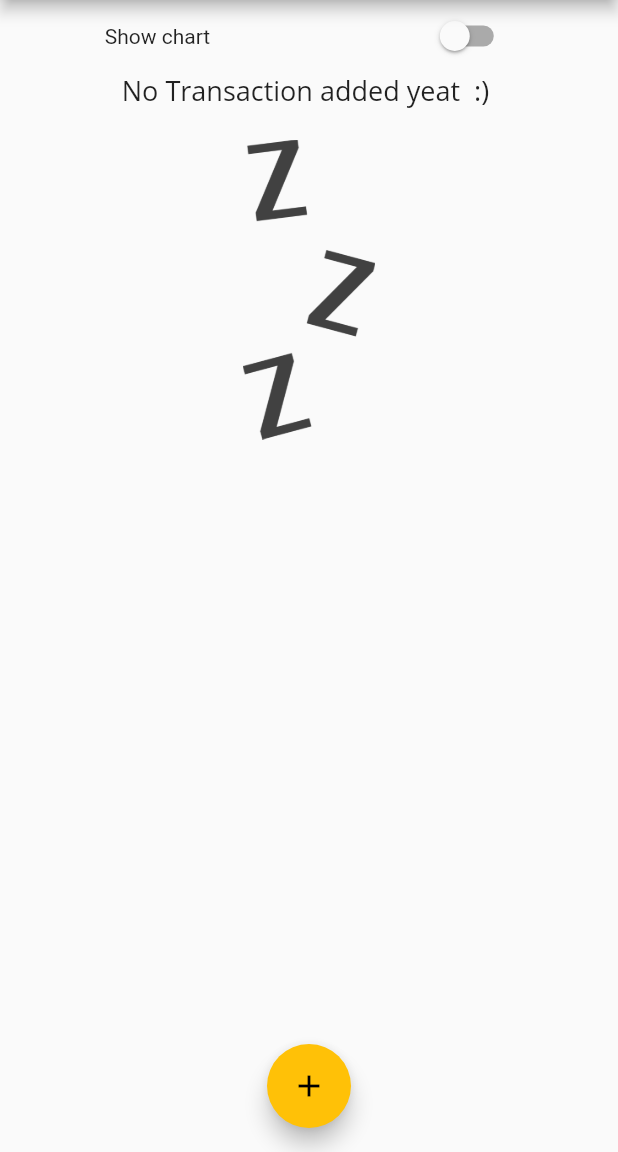
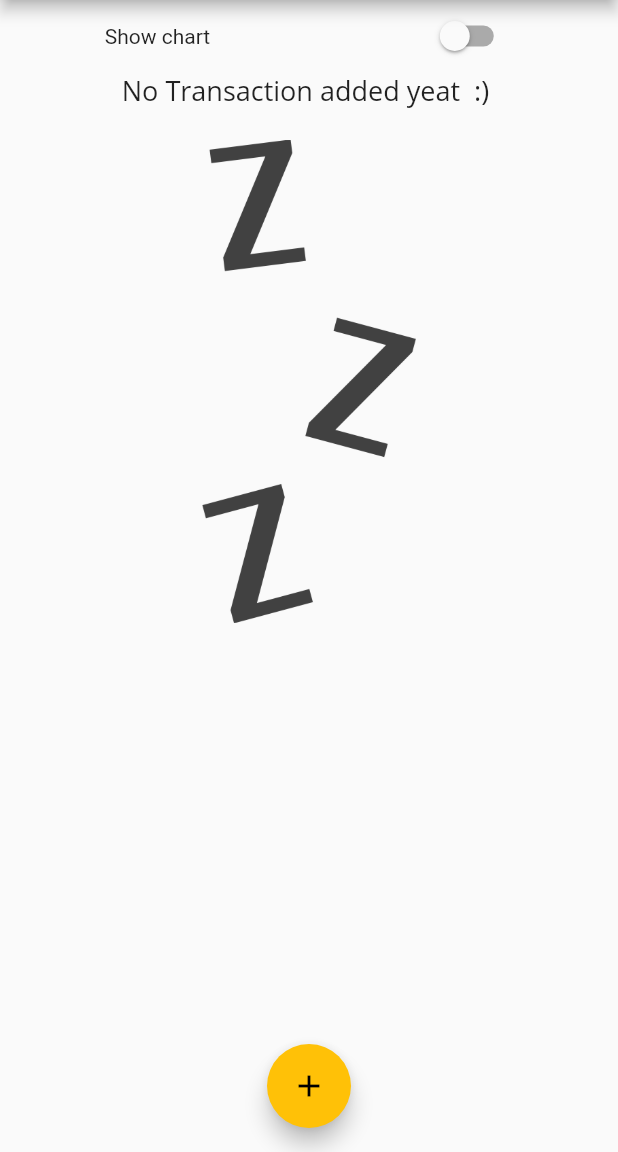
Before and after one commit to shafinr23/expense-app, a Flutter app: the screen it shows after launch, on a phone screen of 412 x 824 dp, the part 84-1236 px from its top. Run offline on Flutter 3.47's test engine with Material 2 defaults, Android fonts, the phone set to English and light mode, and no system bars.

Commit message:
finishing lanscape mode

```diff
--- a/lib/main.dart
+++ b/lib/main.dart
@@ -145,7 +145,7 @@ class _MyHomePageState extends State<MyHomePage> {
                     height: (MediaQuery.of(context).size.height -
                             appBar.preferredSize.height -
                             MediaQuery.of(context).padding.top) *
-                        0.3,
+                        0.7,
                     child: Chart(_recentTransactions),
                   )
                 : Container(
--- a/lib/widgets/transaction_list.dart
+++ b/lib/widgets/transaction_list.dart
@@ -7,14 +7,16 @@ class TransactionList extends StatelessWidget {
   final List<Transaction> transactions;
   final Function deleteTx;
 
-  TransactionList(this.transactions,this.deleteTx);
+  TransactionList(this.transactions, this.deleteTx);
 
   @override
   Widget build(BuildContext context) {
     return Container(
       height: 450,
       child: transactions.isEmpty
-          ? Column(
+          ? LayoutBuilder(
+              builder: (ctx, constraints) {
+                return Column(
                   children: <Widget>[
                     Text(
                       'No Transaction added yeat  :) ',
@@ -24,10 +26,12 @@ class TransactionList extends StatelessWidget {
                       height: 20,
                     ),
                     Container(
-                    height: 200,
+                        height: constraints.maxHeight * 0.6,
                         child: Image.asset('assets/images/waiting.png',
                             fit: BoxFit.cover)),
                   ],
+                );
+              },
             )
           : ListView.builder(
               itemBuilder: (ctx, index) {
@@ -57,7 +61,7 @@ class TransactionList extends StatelessWidget {
                     trailing: IconButton(
                       icon: Icon(Icons.delete),
                       color: Theme.of(context).errorColor,
-                      onPressed:()=> deleteTx(transactions[index].id),
+                      onPressed: () => deleteTx(transactions[index].id),
                     ),
                   ),
                 );
```
Lines whose indentation alone changed are shown as unchanged.
